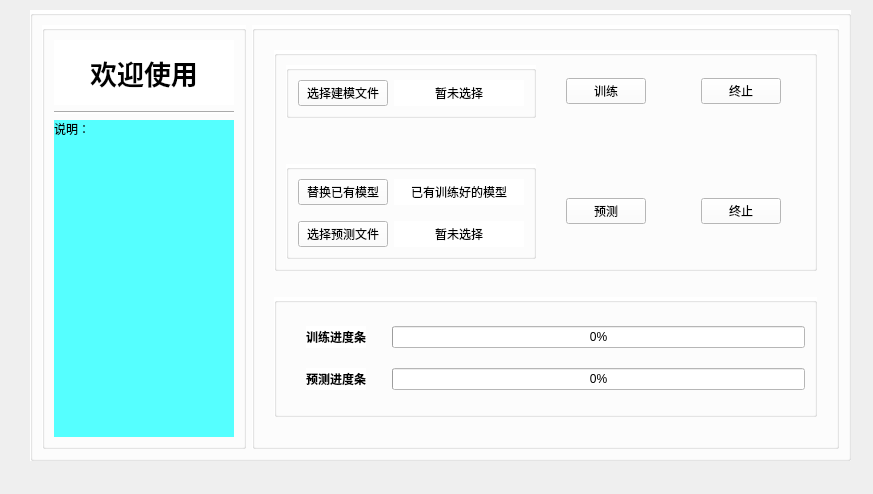
The window that zh_appui.ui (codeking01/zh_data_app) describes before a commit, drawn with Qt 5.
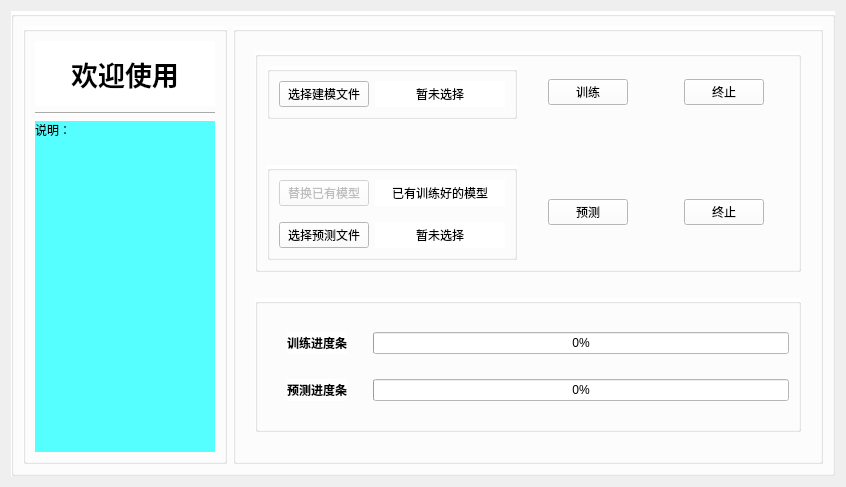
The same window after the commit. Icons and pictures are not drawn.

```diff
--- a/zh_appui.ui
+++ b/zh_appui.ui
@@ -9,8 +9,8 @@
    <rect>
     <x>0</x>
     <y>0</y>
-    <width>873</width>
-    <height>494</height>
+    <width>846</width>
+    <height>487</height>
    </rect>
   </property>
   <property name="font">
@@ -41,15 +41,9 @@
   <property name="styleSheet">
    <string notr="true"/>
   </property>
+  <layout class="QHBoxLayout" name="horizontalLayout">
+   <item>
   <widget class="QGroupBox" name="groupBox_4">
-   <property name="geometry">
-    <rect>
-     <x>30</x>
-     <y>10</y>
-     <width>821</width>
-     <height>451</height>
-    </rect>
-   </property>
    <property name="styleSheet">
     <string notr="true">background-color: rgb(255, 255, 255);</string>
    </property>
@@ -567,6 +561,9 @@
              </item>
              <item row="0" column="0" alignment="Qt::AlignLeft">
               <widget class="QPushButton" name="load_modeling_exist_files">
+                 <property name="enabled">
+                  <bool>false</bool>
+                 </property>
                <property name="minimumSize">
                 <size>
                  <width>90</width>
@@ -662,6 +659,8 @@
     </item>
    </layout>
   </widget>
+   </item>
+  </layout>
  </widget>
  <resources>
   <include location="res.qrc"/>
```
Left out of the diff: 5 changed lines with no effect on the pictures. Lines whose indentation alone changed are shown as unchanged.
